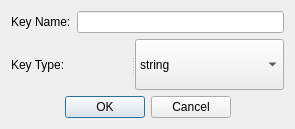
Old version of the form ui/add_key.ui in the repository goodspb/reedis.
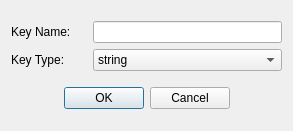
New version of the form.

The edit to the form file:
```diff
--- a/ui/add_key.ui
+++ b/ui/add_key.ui
@@ -6,8 +6,8 @@
    <rect>
     <x>0</x>
     <y>0</y>
-    <width>295</width>
-    <height>129</height>
+    <width>293</width>
+    <height>131</height>
    </rect>
   </property>
   <property name="sizePolicy">
@@ -16,12 +16,26 @@
     <verstretch>0</verstretch>
    </sizepolicy>
   </property>
+  <property name="minimumSize">
+   <size>
+    <width>293</width>
+    <height>131</height>
+   </size>
+  </property>
+  <property name="maximumSize">
+   <size>
+    <width>293</width>
+    <height>131</height>
+   </size>
+  </property>
   <property name="windowTitle">
    <string>Dialog</string>
   </property>
-  <layout class="QGridLayout" name="gridLayout">
-   <item row="0" column="0">
-    <layout class="QHBoxLayout" name="horizontalLayout">
+  <layout class="QVBoxLayout" name="verticalLayout_2">
+   <item>
+    <layout class="QVBoxLayout" name="verticalLayout">
+     <item>
+      <layout class="QHBoxLayout" name="horizontalLayout" stretch="2,5">
      <item>
       <widget class="QLabel" name="label">
        <property name="text">
@@ -34,16 +48,16 @@
      </item>
     </layout>
    </item>
-   <item row="1" column="0">
-    <widget class="QSplitter" name="splitter">
-     <property name="orientation">
-      <enum>Qt::Horizontal</enum>
-     </property>
+     <item>
+      <layout class="QHBoxLayout" name="horizontalLayout_2" stretch="2,5">
+       <item>
      <widget class="QLabel" name="label_2">
       <property name="text">
        <string>Key Type:</string>
       </property>
      </widget>
+       </item>
+       <item>
      <widget class="QComboBox" name="keyTypeList">
       <item>
        <property name="text">
@@ -76,9 +90,12 @@
        </property>
       </item>
      </widget>
-    </widget>
-   </item>
-   <item row="2" column="0">
+       </item>
+      </layout>
+     </item>
+    </layout>
+   </item>
+   <item>
     <widget class="QDialogButtonBox" name="buttonBox">
      <property name="orientation">
       <enum>Qt::Horizontal</enum>
```
Left out of the diff: 2 changed lines with no effect on the pictures. Lines whose indentation alone changed are shown as unchanged.
